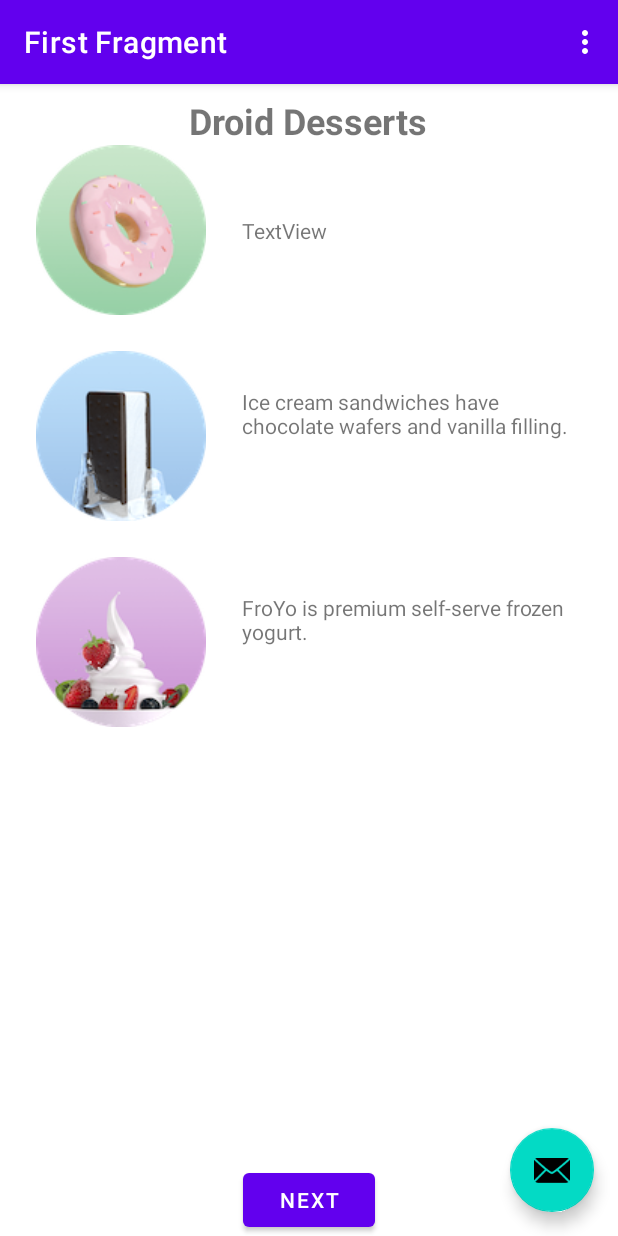
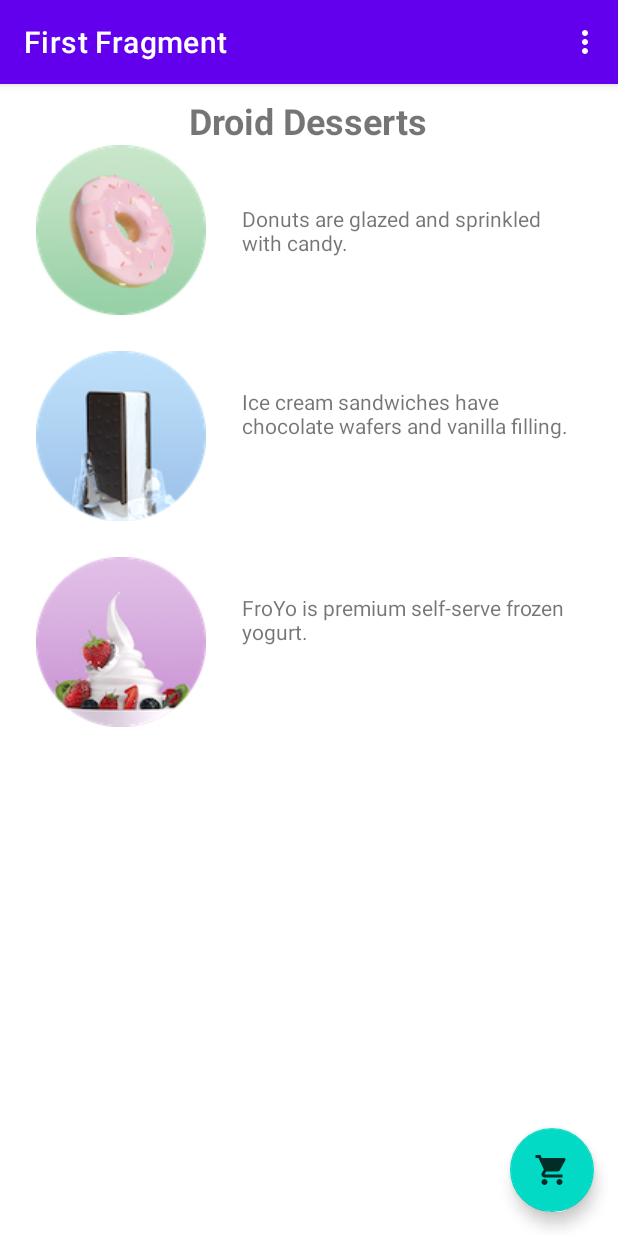
Before and after one commit to BenCraystonStudent/DroidCafe, an Android app: the screen it shows after launch (MainActivity), on a phone screen of 412 x 824 dp. Run offline under Robolectric (Android 15) with nearby library versions, the phone set to English and light mode, and no system bars; our stand-ins replace navigation-ui.

Commit message:
Added some stuff as per

```diff
--- a/app/src/main/AndroidManifest.xml
+++ b/app/src/main/AndroidManifest.xml
@@ -9,6 +9,9 @@
         android:roundIcon="@mipmap/ic_launcher_round"
         android:supportsRtl="true"
         android:theme="@style/Theme.DroidCafe">
+        <activity
+            android:name=".OrderActivity"
+            android:exported="true" />
         <activity
             android:name=".MainActivity"
             android:exported="true"
--- a/app/src/main/java/com/example/droidcafe/FirstFragment.java
+++ b/app/src/main/java/com/example/droidcafe/FirstFragment.java
@@ -26,17 +26,8 @@ public class FirstFragment extends Fragment {
 
     }
 
-    public void onViewCreated(@NonNull View view, Bundle savedInstanceState) {
-        super.onViewCreated(view, savedInstanceState);
 
-        binding.buttonFirst.setOnClickListener(new View.OnClickListener() {
-            @Override
-            public void onClick(View view) {
-                NavHostFragment.findNavController(FirstFragment.this)
-                        .navigate(R.id.action_FirstFragment_to_SecondFragment);
-            }
-        });
-    }
+
 
     @Override
     public void onDestroyView() {
--- /dev/null
+++ b/app/src/main/res/drawable-anydpi/ic_action_name.xml
@@ -0,0 +1,11 @@
+<vector xmlns:android="http://schemas.android.com/apk/res/android"
+    android:width="24dp"
+    android:height="24dp"
+    android:viewportWidth="24"
+    android:viewportHeight="24"
+    android:tint="#FFFFFF"
+    android:alpha="0.8">
+  <path
+      android:fillColor="@android:color/white"
+      android:pathData="M7,18c-1.1,0 -1.99,0.9 -1.99,2S5.9,22 7,22s2,-0.9 2,-2 -0.9,-2 -2,-2zM1,2v2h2l3.6,7.59 -1.35,2.45c-0.16,0.28 -0.25,0.61 -0.25,0.96 0,1.1 0.9,2 2,2h12v-2L7.42,15c-0.14,0 -0.25,-0.11 -0.25,-0.25l0.03,-0.12 0.9,-1.63h7.45c0.75,0 1.41,-0.41 1.75,-1.03l3.58,-6.49c0.08,-0.14 0.12,-0.31 0.12,-0.48 0,-0.55 -0.45,-1 -1,-1L5.21,4l-0.94,-2L1,2zM17,18c-1.1,0 -1.99,0.9 -1.99,2s0.89,2 1.99,2 2,-0.9 2,-2 -0.9,-2 -2,-2z"/>
+</vector>
--- a/app/src/main/res/layout/activity_main.xml
+++ b/app/src/main/res/layout/activity_main.xml
@@ -29,6 +29,6 @@
         android:layout_gravity="bottom|end"
         android:layout_marginEnd="@dimen/fab_margin"
         android:layout_marginBottom="16dp"
-        app:srcCompat="@android:drawable/ic_dialog_email" />
+        app:srcCompat="@drawable/ic_action_name" />
 
 </androidx.coordinatorlayout.widget.CoordinatorLayout>
--- a/app/src/main/res/layout/fragment_first.xml
+++ b/app/src/main/res/layout/fragment_first.xml
@@ -21,16 +21,6 @@
         app:layout_constraintStart_toStartOf="parent"
         app:layout_constraintTop_toTopOf="parent" />
 
-    <Button
-        android:id="@+id/button_first"
-        android:layout_width="wrap_content"
-        android:layout_height="wrap_content"
-        android:text="@string/next"
-        app:layout_constraintBottom_toBottomOf="parent"
-        app:layout_constraintEnd_toEndOf="parent"
-        app:layout_constraintStart_toStartOf="parent"
-        app:layout_constraintTop_toBottomOf="" />
-
     <ImageView
         android:id="@+id/donut"
         android:layout_width="wrap_content"
@@ -38,6 +28,7 @@
         android:layout_marginStart="24dp"
         android:contentDescription="@string/donuts"
         android:src="@drawable/donut_circle"
+        android:onClick="showDonutOrder"
         app:layout_constraintStart_toStartOf="parent"
         app:layout_constraintTop_toBottomOf="@+id/textintro"
         tools:ignore="ImageContrastCheck" />
@@ -50,6 +41,7 @@
         android:layout_marginTop="24dp"
         android:contentDescription="@string/ice_cream_sandwiches"
         android:src="@drawable/icecream_circle"
+        android:onClick="showIceCreamOrder"
         app:layout_constraintStart_toStartOf="parent"
         app:layout_constraintTop_toBottomOf="@+id/donut" />
 
@@ -61,6 +53,7 @@
         android:layout_marginTop="24dp"
         android:contentDescription="FroYo is premium self-serve frozen yogurt."
         android:src="@drawable/froyo_circle"
+        android:onClick="showFroyoOrder"
         app:layout_constraintStart_toStartOf="parent"
         app:layout_constraintTop_toBottomOf="@+id/ice_cream" />
 
@@ -70,12 +63,12 @@
         android:layout_height="wrap_content"
         android:layout_marginStart="24dp"
         android:layout_marginEnd="24dp"
-        android:text="TextView"
         app:layout_constraintBottom_toBottomOf="@+id/donut"
         app:layout_constraintEnd_toEndOf="parent"
         app:layout_constraintStart_toEndOf="@+id/donut"
         app:layout_constraintTop_toTopOf="@+id/donut"
-        tools:text="@string/donuts" />
+        android:text="@string/donuts" />
+
 
     <TextView
         android:id="@+id/textView2"
--- a/app/src/main/res/values/strings.xml
+++ b/app/src/main/res/values/strings.xml
@@ -13,4 +13,7 @@
     <string name="donuts">Donuts are glazed and sprinkled with candy.</string>
     <string name="ice_cream_sandwiches">Ice cream sandwiches have chocolate wafers and vanilla filling.</string>
     <string name="froyo">FroYo is premium self-serve frozen yogurt.</string>
+    <string name="donut_order_message">You ordered a donut.</string>
+    <string name="ice_cream_order_message">You ordered an ice cream sandwich.</string>
+    <string name="froyo_order_message">You ordered a FroYo.</string>
 </resources>
```
Also changed, not shown: app/src/main/java/com/example/droidcafe/MainActivity.java (+28 -2 lines), app/src/main/java/com/example/droidcafe/OrderActivity.java (added, +14 -0 lines), app/src/main/res/layout/activity_order.xml (added, +9 -0 lines), app/src/main/res/drawable-hdpi/ic_action_name.png (added), app/src/main/res/drawable-mdpi/ic_action_name.png (added), app/src/main/res/drawable-xhdpi/ic_action_name.png (added), app/src/main/res/drawable-xxhdpi/ic_action_name.png (added).
